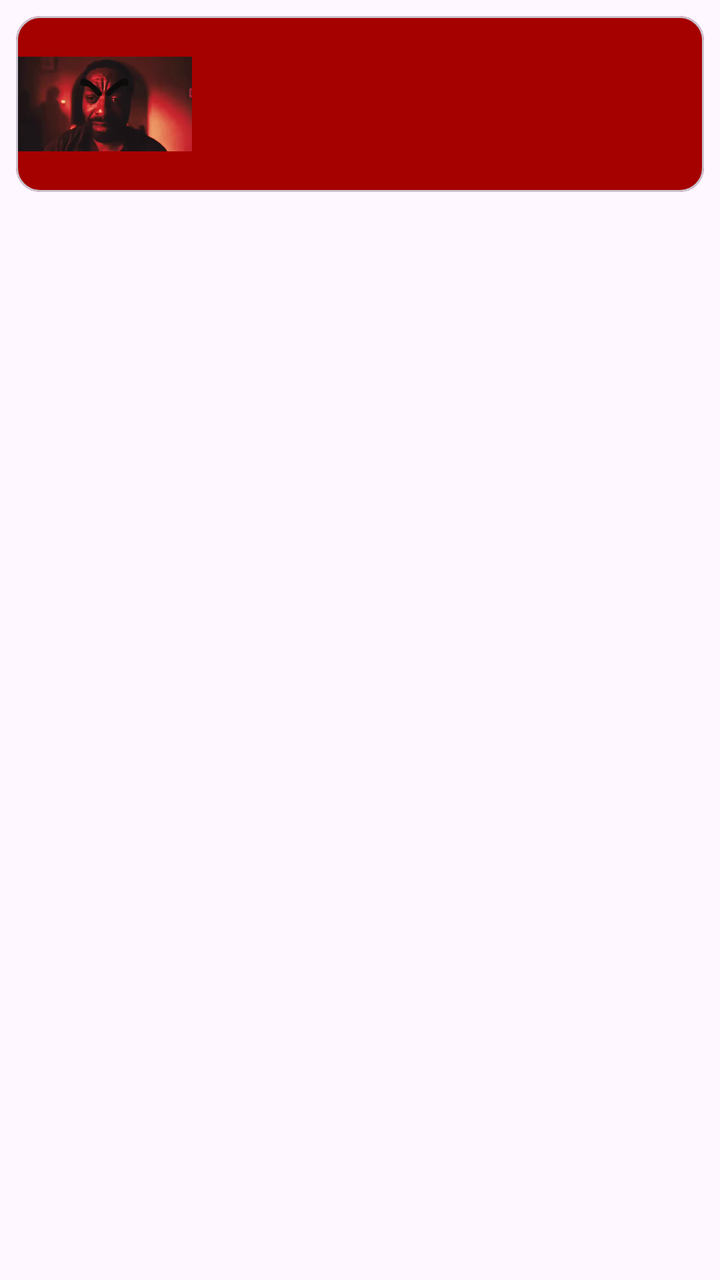
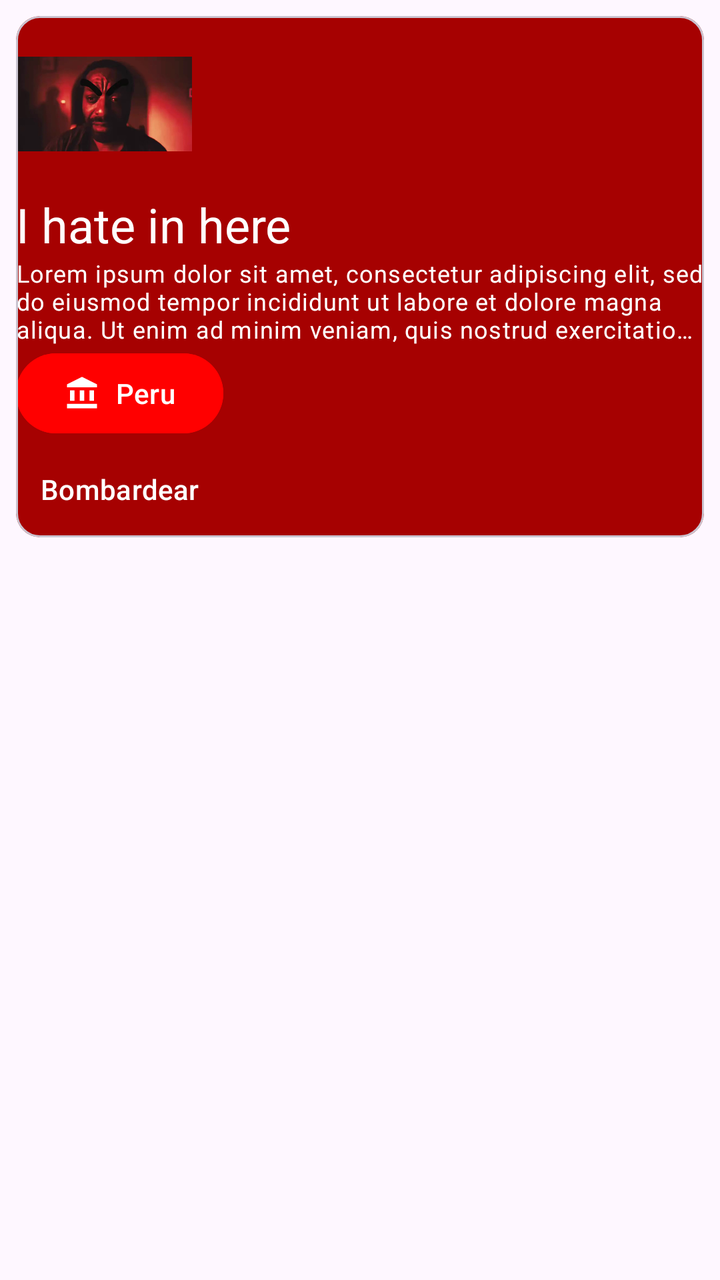

Screens rendered from an Android XML layout before and after an edit, with the pre-edit source and the edit as a unified diff.
<!-- AndroidManifest.xml: application theme Theme.VistasXML -->
<!-- res/layout/activity_main.xml -->
<?xml version="1.0" encoding="utf-8"?>
<ScrollView
    xmlns:android="http://schemas.android.com/apk/res/android"
    xmlns:tools="http://schemas.android.com/tools"
    xmlns:app="http://schemas.android.com/apk/res-auto"
    android:id="@+id/main"
    android:layout_width="match_parent"
    android:layout_height="match_parent"
    tools:context=".MainActivity">
    <LinearLayout
        android:layout_width="match_parent"
        android:layout_height="wrap_content">

        <com.google.android.material.card.MaterialCardView
            android:layout_width="match_parent"
            android:layout_height="wrap_content"
            android:layout_marginTop="8dp"
            android:layout_marginHorizontal="8dp"
            app:cardBackgroundColor="#A60101">

            <ImageView
                android:layout_width="88dp"
                android:layout_height="88dp"
                android:src="@drawable/ihateinhere"
                >

            </ImageView>

        </com.google.android.material.card.MaterialCardView>
    </LinearLayout>

  </ScrollView>
<!-- resources referenced by this layout -->
<resources>
  <!-- drawable ihateinhere: webp bitmap (drawable, 18088 bytes) -->
  <style name="Theme.VistasXML" parent="Base.Theme.VistasXML" />
  <style name="Base.Theme.VistasXML" parent="Theme.Material3.DayNight.NoActionBar">
          
          
      </style>
</resources>

<!-- the commit's change to res/layout/activity_main.xml (unified diff, before → after) -->
@@ -18,13 +18,57 @@
             android:layout_marginHorizontal="8dp"
             app:cardBackgroundColor="#A60101">
 
-            <ImageView
-                android:layout_width="88dp"
-                android:layout_height="88dp"
-                android:src="@drawable/ihateinhere"
-                >
+            <LinearLayout
+                android:layout_width="match_parent"
+                android:layout_height="wrap_content"
+                android:orientation="vertical">
 
-            </ImageView>
+                <ImageView
+                    android:layout_width="88dp"
+                    android:layout_height="88dp"
+                    android:src="@drawable/ihateinhere"
+
+                    >
+
+                </ImageView>
+
+                <TextView
+                    android:layout_width="match_parent"
+                    android:layout_height="wrap_content"
+                    android:text="I hate in here"
+                    android:textAppearance="?attr/textAppearanceHeadlineSmall"
+                    android:textColor="#FFFFFF">
+
+                </TextView>
+
+                <TextView
+                    android:layout_width="wrap_content"
+                    android:layout_height="match_parent"
+                    android:text="Lorem ipsum dolor sit amet, consectetur adipiscing elit, sed do eiusmod tempor incididunt ut labore et dolore magna aliqua. Ut enim ad minim veniam, quis nostrud exercitation ullamco laboris nisi ut aliquip ex ea commodo consequat. Duis aute irure dolor in reprehenderit in voluptate velit esse cillum dolore eu fugiat nulla pariatur. cupidatat non proident, sunt in culpa qui officia deserunt mollit anim id est laborum"
+                    android:textColor="#FFFFFF"
+                    android:textAppearance="?attr/textAppearanceBodySmall"
+                    android:maxLines="3"
+                    android:ellipsize="end">
+
+                </TextView>
+
+                <com.google.android.material.button.MaterialButton
+                    android:layout_width="wrap_content"
+                    android:layout_height="wrap_content"
+                    android:text="Peru"
+                    app:icon="@drawable/ic_biblioteca"
+                    android:backgroundTint="#FF0000">
+                </com.google.android.material.button.MaterialButton>
+
+                <com.google.android.material.button.MaterialButton
+                    android:layout_width="wrap_content"
+                    android:layout_height="wrap_content"
+                    android:text="Bombardear"
+                    android:textColor="#FFFFFF"
+                    style="@style/Widget.Material3.Button.TextButton">
+
+                </com.google.android.material.button.MaterialButton>
+            </LinearLayout>
 
         </com.google.android.material.card.MaterialCardView>
     </LinearLayout>
<!-- resource entries referenced after the edit -->
@@ -1,5 +1,19 @@
 <!-- resources referenced by this layout -->
 <resources>
+  <!-- drawable ic_biblioteca (drawable) -->
+  <vector xmlns:android="http://schemas.android.com/apk/res/android" android:height="24dp" android:tint="#000000" android:viewportHeight="24" android:viewportWidth="24" android:width="24dp">
+        
+      <path android:fillColor="@android:color/white" android:pathData="M4,10h3v7h-3z"/>
+        
+      <path android:fillColor="@android:color/white" android:pathData="M10.5,10h3v7h-3z"/>
+        
+      <path android:fillColor="@android:color/white" android:pathData="M2,19h20v3h-20z"/>
+        
+      <path android:fillColor="@android:color/white" android:pathData="M17,10h3v7h-3z"/>
+        
+      <path android:fillColor="@android:color/white" android:pathData="M12,1l-10,5l0,2l20,0l0,-2z"/>
+      
+  </vector>
   <!-- drawable ihateinhere: webp bitmap (drawable, 18088 bytes) -->
   <style name="Theme.VistasXML" parent="Base.Theme.VistasXML" />
   <style name="Base.Theme.VistasXML" parent="Theme.Material3.DayNight.NoActionBar">
